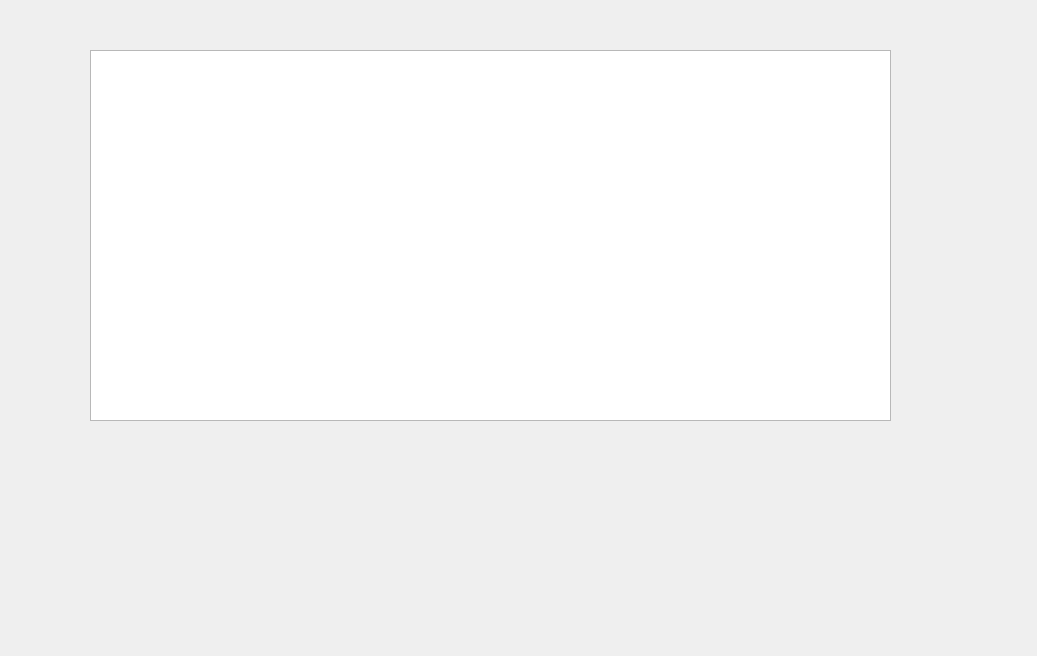
The window that mainwindow.ui (HugH-CRT/Echecs) describes before a commit, drawn with Qt 5.
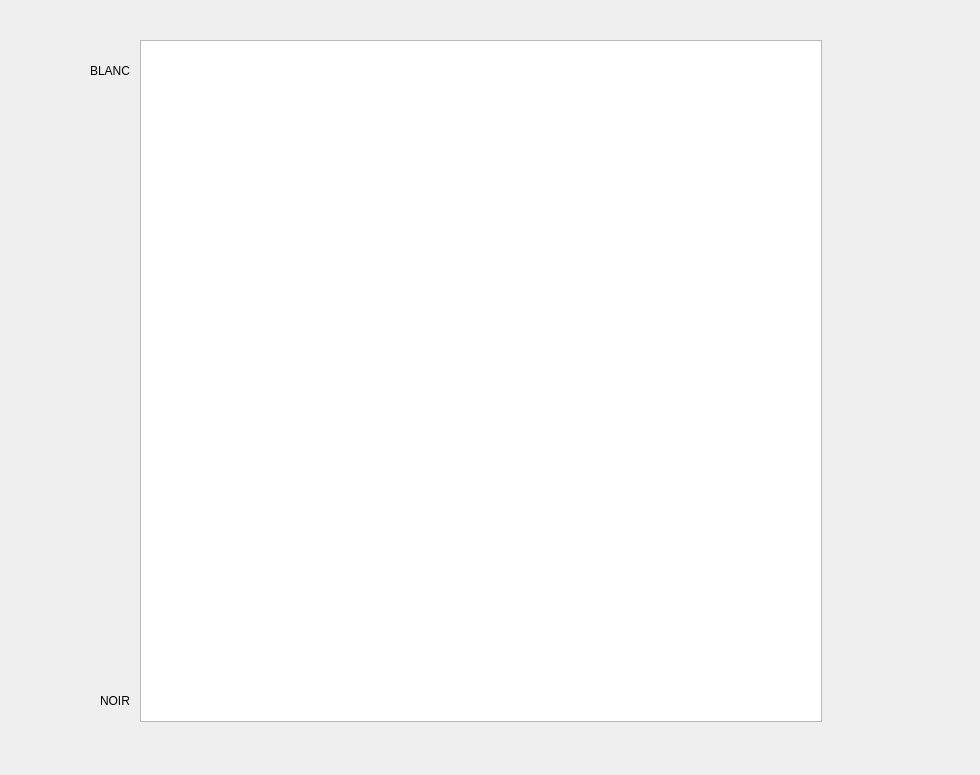
The same window after the commit.

```diff
--- a/mainwindow.ui
+++ b/mainwindow.ui
@@ -6,10 +6,22 @@
    <rect>
     <x>0</x>
     <y>0</y>
-    <width>1037</width>
-    <height>656</height>
+    <width>980</width>
+    <height>775</height>
    </rect>
   </property>
+  <property name="minimumSize">
+   <size>
+    <width>980</width>
+    <height>775</height>
+   </size>
+  </property>
+  <property name="maximumSize">
+   <size>
+    <width>980</width>
+    <height>775</height>
+   </size>
+  </property>
   <property name="windowTitle">
    <string>Echec</string>
   </property>
@@ -17,11 +29,97 @@
    <widget class="QTableView" name="tableViewEchiquier">
     <property name="geometry">
      <rect>
+      <x>140</x>
+      <y>40</y>
+      <width>682</width>
+      <height>682</height>
+     </rect>
+    </property>
+    <property name="minimumSize">
+     <size>
+      <width>682</width>
+      <height>682</height>
+     </size>
+    </property>
+    <property name="maximumSize">
+     <size>
+      <width>682</width>
+      <height>682</height>
+     </size>
+    </property>
+    <property name="verticalScrollBarPolicy">
+     <enum>Qt::ScrollBarAlwaysOff</enum>
+    </property>
+    <property name="horizontalScrollBarPolicy">
+     <enum>Qt::ScrollBarAlwaysOff</enum>
+    </property>
+    <property name="autoScroll">
+     <bool>true</bool>
+    </property>
+    <property name="editTriggers">
+     <set>QAbstractItemView::AnyKeyPressed|QAbstractItemView::DoubleClicked</set>
+    </property>
+    <property name="dragDropOverwriteMode">
+     <bool>false</bool>
+    </property>
+    <property name="selectionMode">
+     <enum>QAbstractItemView::SingleSelection</enum>
+    </property>
+    <property name="verticalScrollMode">
+     <enum>QAbstractItemView::ScrollPerItem</enum>
+    </property>
+    <property name="gridStyle">
+     <enum>Qt::SolidLine</enum>
+    </property>
+    <attribute name="horizontalHeaderVisible">
+     <bool>false</bool>
+    </attribute>
+    <attribute name="horizontalHeaderMinimumSectionSize">
+     <number>85</number>
+    </attribute>
+    <attribute name="horizontalHeaderDefaultSectionSize">
+     <number>85</number>
+    </attribute>
+    <attribute name="horizontalHeaderHighlightSections">
+     <bool>false</bool>
+    </attribute>
+    <attribute name="verticalHeaderVisible">
+     <bool>false</bool>
+    </attribute>
+    <attribute name="verticalHeaderMinimumSectionSize">
+     <number>85</number>
+    </attribute>
+    <attribute name="verticalHeaderDefaultSectionSize">
+     <number>85</number>
+    </attribute>
+    <attribute name="verticalHeaderHighlightSections">
+     <bool>false</bool>
+    </attribute>
+   </widget>
+   <widget class="QLabel" name="label">
+    <property name="geometry">
+     <rect>
       <x>90</x>
-      <y>50</y>
-      <width>801</width>
-      <height>371</height>
+      <y>60</y>
+      <width>41</width>
+      <height>21</height>
      </rect>
+    </property>
+    <property name="text">
+     <string>BLANC</string>
+    </property>
+   </widget>
+   <widget class="QLabel" name="NOIR">
+    <property name="geometry">
+     <rect>
+      <x>100</x>
+      <y>690</y>
+      <width>31</width>
+      <height>21</height>
+     </rect>
+    </property>
+    <property name="text">
+     <string>NOIR</string>
     </property>
    </widget>
   </widget>
```
Left out of the diff: 2 changed lines with no effect on the pictures.
